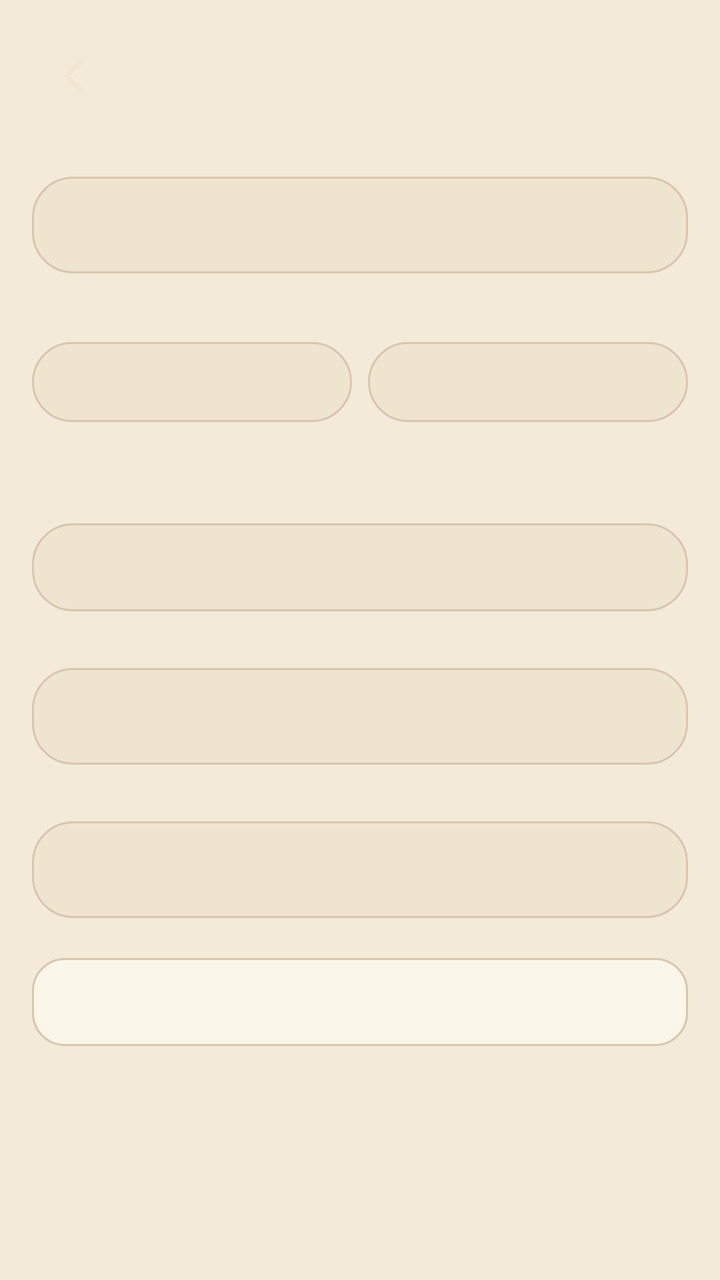
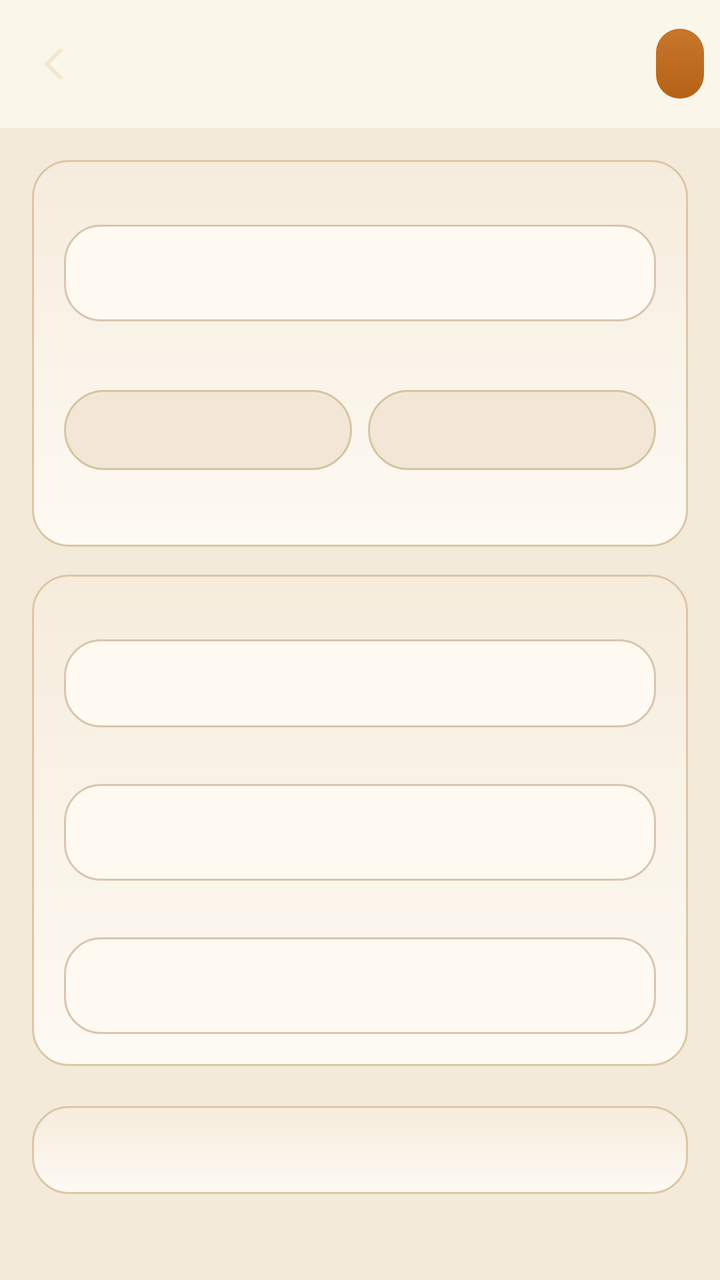

An Android layout rendered at two revisions. The XML below is the earlier revision; the diff shows what the commit changed to produce the second picture.
<!-- AndroidManifest.xml: application theme Theme.Tavern -->
<!-- res/layout/activity_profile.xml -->
<?xml version="1.0" encoding="utf-8"?>
<ScrollView xmlns:android="http://schemas.android.com/apk/res/android"
    android:layout_width="match_parent"
    android:layout_height="match_parent"
    android:background="@color/bg">

    <LinearLayout
        android:layout_width="match_parent"
        android:layout_height="wrap_content"
        android:orientation="vertical"
        android:padding="16dp">

        <LinearLayout
            android:layout_width="match_parent"
            android:layout_height="wrap_content"
            android:gravity="center_vertical"
            android:orientation="horizontal">

            <ImageButton
                android:id="@+id/btnBack"
                android:layout_width="44dp"
                android:layout_height="44dp"
                android:background="?attr/selectableItemBackgroundBorderless"
                android:contentDescription="back"
                android:src="@drawable/ic_back" />

            <TextView
                android:id="@+id/headerTitle"
                android:layout_width="0dp"
                android:layout_height="wrap_content"
                android:layout_weight="1"
                android:fontFamily="serif"
                android:textColor="@color/candle"
                android:textSize="16sp" />

            <TextView
                android:id="@+id/btnSave"
                android:layout_width="wrap_content"
                android:layout_height="wrap_content"
                android:padding="12dp"
                android:textColor="@color/candle" />
        </LinearLayout>

        <TextView android:id="@+id/lName" android:layout_width="match_parent" android:layout_height="wrap_content" android:layout_marginTop="12dp" android:textColor="@color/muted" android:textSize="12sp" />
        <EditText android:id="@+id/etName" android:layout_width="match_parent" android:layout_height="wrap_content" android:background="@drawable/bg_input" android:minHeight="44dp" android:padding="12dp" android:textColor="@color/ink" />

        <TextView android:id="@+id/lProvider" android:layout_width="match_parent" android:layout_height="wrap_content" android:layout_marginTop="12dp" android:textColor="@color/muted" android:textSize="12sp" />
        <LinearLayout android:layout_width="match_parent" android:layout_height="wrap_content" android:layout_marginTop="6dp" android:orientation="horizontal">
            <TextView android:id="@+id/btnOpenai" android:layout_width="0dp" android:layout_height="40dp" android:layout_marginEnd="8dp" android:layout_weight="1" android:background="@drawable/bg_chip" android:gravity="center" android:textColor="@color/ink" />
            <TextView android:id="@+id/btnClaude" android:layout_width="0dp" android:layout_height="40dp" android:layout_weight="1" android:background="@drawable/bg_chip" android:gravity="center" android:textColor="@color/ink" />
        </LinearLayout>

        <TextView android:id="@+id/providerHint" android:layout_width="match_parent" android:layout_height="wrap_content" android:layout_marginTop="6dp" android:textColor="@color/muted" android:textSize="12sp" />

        <TextView android:id="@+id/lEndpoint" android:layout_width="match_parent" android:layout_height="wrap_content" android:layout_marginTop="12dp" android:textColor="@color/muted" android:textSize="12sp" />
        <EditText android:id="@+id/etEndpoint" android:layout_width="match_parent" android:layout_height="wrap_content" android:background="@drawable/bg_input" android:inputType="textUri" android:minHeight="44dp" android:padding="12dp" android:textColor="@color/ink" android:textSize="13sp" />

        <TextView android:id="@+id/lModel" android:layout_width="match_parent" android:layout_height="wrap_content" android:layout_marginTop="12dp" android:textColor="@color/muted" android:textSize="12sp" />
        <EditText android:id="@+id/etModel" android:layout_width="match_parent" android:layout_height="wrap_content" android:background="@drawable/bg_input" android:minHeight="44dp" android:padding="12dp" android:textColor="@color/ink" />

        <TextView android:id="@+id/lKey" android:layout_width="match_parent" android:layout_height="wrap_content" android:layout_marginTop="12dp" android:textColor="@color/muted" android:textSize="12sp" />
        <EditText android:id="@+id/etKey" android:layout_width="match_parent" android:layout_height="wrap_content" android:background="@drawable/bg_input" android:inputType="textPassword" android:minHeight="44dp" android:padding="12dp" android:textColor="@color/ink" />

        <TextView android:id="@+id/btnDelete" android:layout_width="match_parent" android:layout_height="44dp" android:layout_marginTop="20dp" android:background="@drawable/bg_card" android:gravity="center" android:textColor="@color/wine" />
    </LinearLayout>
</ScrollView>
<!-- resources referenced by this layout -->
<resources>
  <color name="bg">#f3ead9</color>
  <color name="candle">#b56a1a</color>
  <color name="ink">#2a1d16</color>
  <color name="muted">#7a6554</color>
  <color name="wine">#8c3d3a</color>
  <!-- drawable bg_card (drawable) -->
  <?xml version="1.0" encoding="utf-8"?>
  <shape xmlns:android="http://schemas.android.com/apk/res/android">
      <solid android:color="@color/surface" />
      <corners android:radius="16dp" />
      <stroke android:width="1dp" android:color="@color/line" />
  </shape>
  <!-- drawable bg_chip (drawable) -->
  <?xml version="1.0" encoding="utf-8"?>
  <shape xmlns:android="http://schemas.android.com/apk/res/android">
      <solid android:color="@color/raised" />
      <corners android:radius="20dp" />
      <stroke android:width="1dp" android:color="@color/line" />
  </shape>
  <!-- drawable bg_input (drawable) -->
  <?xml version="1.0" encoding="utf-8"?>
  <shape xmlns:android="http://schemas.android.com/apk/res/android">
      <solid android:color="@color/raised" />
      <corners android:radius="20dp" />
      <stroke android:width="1dp" android:color="@color/line" />
  </shape>
  <!-- drawable ic_back (drawable) -->
  <?xml version="1.0" encoding="utf-8"?>
  <vector xmlns:android="http://schemas.android.com/apk/res/android" android:width="24dp" android:height="24dp" android:viewportWidth="24" android:viewportHeight="24">
      <path android:fillColor="#f3e6d0" android:pathData="M15.4,5.4L14,4l-8,8 8,8 1.4,-1.4L8.8,12z"/>
  </vector>
  <style name="Theme.Tavern" parent="Theme.Material3.DayNight.NoActionBar">
          <item name="colorPrimary">@color/candle</item>
          <item name="colorOnPrimary">@color/on_candle</item>
          <item name="colorPrimaryContainer">@color/raised</item>
          <item name="colorOnPrimaryContainer">@color/ink</item>
          <item name="colorSecondary">@color/wine</item>
          <item name="colorOnSecondary">@color/ink</item>
          <item name="colorSurface">@color/surface</item>
          <item name="colorOnSurface">@color/ink</item>
          <item name="android:statusBarColor">@color/bg</item>
          <item name="android:navigationBarColor">@color/surface</item>
          <item name="android:windowBackground">@color/bg</item>
          <item name="android:textColor">@color/ink</item>
          <item name="android:textColorPrimary">@color/ink</item>
          <item name="android:textColorSecondary">@color/muted</item>
          <item name="android:windowLightStatusBar">true</item>
          <item name="colorControlActivated">@color/candle</item>
          <item name="android:colorAccent">@color/candle</item>
      </style>
  <color name="surface">#fbf6ea</color>
  <color name="line">#d8c6ad</color>
  <color name="raised">#efe4d0</color>
  <color name="on_candle">#f3ead9</color>
</resources>

<!-- the commit's change to res/layout/activity_profile.xml (unified diff, before → after) -->
@@ -1,66 +1,95 @@
 <?xml version="1.0" encoding="utf-8"?>
-<ScrollView xmlns:android="http://schemas.android.com/apk/res/android"
+<LinearLayout xmlns:android="http://schemas.android.com/apk/res/android"
     android:layout_width="match_parent"
     android:layout_height="match_parent"
-    android:background="@color/bg">
+    android:background="@color/bg"
+    android:orientation="vertical">
 
     <LinearLayout
         android:layout_width="match_parent"
-        android:layout_height="wrap_content"
-        android:orientation="vertical"
-        android:padding="16dp">
+        android:layout_height="64dp"
+        android:background="@color/surface"
+        android:gravity="center_vertical"
+        android:orientation="horizontal"
+        android:paddingHorizontal="8dp">
+
+        <ImageButton
+            android:id="@+id/btnBack"
+            android:layout_width="40dp"
+            android:layout_height="40dp"
+            android:background="?attr/selectableItemBackgroundBorderless"
+            android:contentDescription="back"
+            android:src="@drawable/ic_back" />
+
+        <TextView
+            android:id="@+id/headerTitle"
+            android:layout_width="0dp"
+            android:layout_height="wrap_content"
+            android:layout_weight="1"
+            android:fontFamily="serif"
+            android:textColor="@color/candle"
+            android:textSize="17sp" />
+
+        <TextView
+            android:id="@+id/btnSave"
+            android:layout_width="wrap_content"
+            android:layout_height="wrap_content"
+            android:background="@drawable/bg_chip_on"
+            android:paddingHorizontal="12dp"
+            android:paddingVertical="8dp"
+            android:textColor="@color/on_candle" />
+    </LinearLayout>
+
+    <ScrollView
+        android:layout_width="match_parent"
+        android:layout_height="0dp"
+        android:layout_weight="1"
+        android:background="@color/bg">
 
         <LinearLayout
             android:layout_width="match_parent"
             android:layout_height="wrap_content"
-            android:gravity="center_vertical"
-            android:orientation="horizontal">
+            android:orientation="vertical"
+            android:padding="16dp">
 
-            <ImageButton
-                android:id="@+id/btnBack"
-                android:layout_width="44dp"
-                android:layout_height="44dp"
-                android:background="?attr/selectableItemBackgroundBorderless"
-                android:contentDescription="back"
-                android:src="@drawable/ic_back" />
+            <LinearLayout
+                android:layout_width="match_parent"
+                android:layout_height="wrap_content"
+                android:background="@drawable/bg_card"
+                android:orientation="vertical"
+                android:padding="16dp">
 
-            <TextView
-                android:id="@+id/headerTitle"
-                android:layout_width="0dp"
+                <TextView android:id="@+id/lName" android:layout_width="match_parent" android:layout_height="wrap_content" android:textColor="@color/muted" android:textSize="12sp" />
+                <EditText android:id="@+id/etName" android:layout_width="match_parent" android:layout_height="wrap_content" android:background="@drawable/bg_input" android:minHeight="44dp" android:padding="12dp" android:textColor="@color/ink" />
+
+                <TextView android:id="@+id/lProvider" android:layout_width="match_parent" android:layout_height="wrap_content" android:layout_marginTop="12dp" android:textColor="@color/muted" android:textSize="12sp" />
+                <LinearLayout android:layout_width="match_parent" android:layout_height="wrap_content" android:layout_marginTop="6dp" android:orientation="horizontal">
+                    <TextView android:id="@+id/btnOpenai" android:layout_width="0dp" android:layout_height="40dp" android:layout_marginEnd="8dp" android:layout_weight="1" android:background="@drawable/bg_chip" android:gravity="center" android:textColor="@color/ink" />
+                    <TextView android:id="@+id/btnClaude" android:layout_width="0dp" android:layout_height="40dp" android:layout_weight="1" android:background="@drawable/bg_chip" android:gravity="center" android:textColor="@color/ink" />
+                </LinearLayout>
+
+                <TextView android:id="@+id/providerHint" android:layout_width="match_parent" android:layout_height="wrap_content" android:layout_marginTop="6dp" android:textColor="@color/muted" android:textSize="12sp" />
+            </LinearLayout>
+
+            <LinearLayout
+                android:layout_width="match_parent"
                 android:layout_height="wrap_content"
-                android:layout_weight="1"
-                android:fontFamily="serif"
-                android:textColor="@color/candle"
-                android:textSize="16sp" />
+                android:layout_marginTop="14dp"
+                android:background="@drawable/bg_card"
+                android:orientation="vertical"
+                android:padding="16dp">
 
-            <TextView
-                android:id="@+id/btnSave"
-                android:layout_width="wrap_content"
-                android:layout_height="wrap_content"
-                android:padding="12dp"
-                android:textColor="@color/candle" />
+                <TextView android:id="@+id/lEndpoint" android:layout_width="match_parent" android:layout_height="wrap_content" android:textColor="@color/muted" android:textSize="12sp" />
+                <EditText android:id="@+id/etEndpoint" android:layout_width="match_parent" android:layout_height="wrap_content" android:background="@drawable/bg_input" android:inputType="textUri" android:minHeight="44dp" android:padding="12dp" android:textColor="@color/ink" android:textSize="13sp" />
+
+                <TextView android:id="@+id/lModel" android:layout_width="match_parent" android:layout_height="wrap_content" android:layout_marginTop="12dp" android:textColor="@color/muted" android:textSize="12sp" />
+                <EditText android:id="@+id/etModel" android:layout_width="match_parent" android:layout_height="wrap_content" android:background="@drawable/bg_input" android:minHeight="44dp" android:padding="12dp" android:textColor="@color/ink" />
+
+                <TextView android:id="@+id/lKey" android:layout_width="match_parent" android:layout_height="wrap_content" android:layout_marginTop="12dp" android:textColor="@color/muted" android:textSize="12sp" />
+                <EditText android:id="@+id/etKey" android:layout_width="match_parent" android:layout_height="wrap_content" android:background="@drawable/bg_input" android:inputType="textPassword" android:minHeight="44dp" android:padding="12dp" android:textColor="@color/ink" />
+            </LinearLayout>
+
+            <TextView android:id="@+id/btnDelete" android:layout_width="match_parent" android:layout_height="44dp" android:layout_marginTop="20dp" android:background="@drawable/bg_card" android:gravity="center" android:textColor="@color/wine" />
         </LinearLayout>
-
-        <TextView android:id="@+id/lName" android:layout_width="match_parent" android:layout_height="wrap_content" android:layout_marginTop="12dp" android:textColor="@color/muted" android:textSize="12sp" />
-        <EditText android:id="@+id/etName" android:layout_width="match_parent" android:layout_height="wrap_content" android:background="@drawable/bg_input" android:minHeight="44dp" android:padding="12dp" android:textColor="@color/ink" />
-
-        <TextView android:id="@+id/lProvider" android:layout_width="match_parent" android:layout_height="wrap_content" android:layout_marginTop="12dp" android:textColor="@color/muted" android:textSize="12sp" />
-        <LinearLayout android:layout_width="match_parent" android:layout_height="wrap_content" android:layout_marginTop="6dp" android:orientation="horizontal">
-            <TextView android:id="@+id/btnOpenai" android:layout_width="0dp" android:layout_height="40dp" android:layout_marginEnd="8dp" android:layout_weight="1" android:background="@drawable/bg_chip" android:gravity="center" android:textColor="@color/ink" />
-            <TextView android:id="@+id/btnClaude" android:layout_width="0dp" android:layout_height="40dp" android:layout_weight="1" android:background="@drawable/bg_chip" android:gravity="center" android:textColor="@color/ink" />
-        </LinearLayout>
-
-        <TextView android:id="@+id/providerHint" android:layout_width="match_parent" android:layout_height="wrap_content" android:layout_marginTop="6dp" android:textColor="@color/muted" android:textSize="12sp" />
-
-        <TextView android:id="@+id/lEndpoint" android:layout_width="match_parent" android:layout_height="wrap_content" android:layout_marginTop="12dp" android:textColor="@color/muted" android:textSize="12sp" />
-        <EditText android:id="@+id/etEndpoint" android:layout_width="match_parent" android:layout_height="wrap_content" android:background="@drawable/bg_input" android:inputType="textUri" android:minHeight="44dp" android:padding="12dp" android:textColor="@color/ink" android:textSize="13sp" />
-
-        <TextView android:id="@+id/lModel" android:layout_width="match_parent" android:layout_height="wrap_content" android:layout_marginTop="12dp" android:textColor="@color/muted" android:textSize="12sp" />
-        <EditText android:id="@+id/etModel" android:layout_width="match_parent" android:layout_height="wrap_content" android:background="@drawable/bg_input" android:minHeight="44dp" android:padding="12dp" android:textColor="@color/ink" />
-
-        <TextView android:id="@+id/lKey" android:layout_width="match_parent" android:layout_height="wrap_content" android:layout_marginTop="12dp" android:textColor="@color/muted" android:textSize="12sp" />
-        <EditText android:id="@+id/etKey" android:layout_width="match_parent" android:layout_height="wrap_content" android:background="@drawable/bg_input" android:inputType="textPassword" android:minHeight="44dp" android:padding="12dp" android:textColor="@color/ink" />
-
-        <TextView android:id="@+id/btnDelete" android:layout_width="match_parent" android:layout_height="44dp" android:layout_marginTop="20dp" android:background="@drawable/bg_card" android:gravity="center" android:textColor="@color/wine" />
-    </LinearLayout>
-</ScrollView>
+    </ScrollView>
+</LinearLayout>
<!-- resource entries referenced after the edit -->
@@ -8,23 +8,35 @@
   <!-- drawable bg_card (drawable) -->
   <?xml version="1.0" encoding="utf-8"?>
   <shape xmlns:android="http://schemas.android.com/apk/res/android">
-      <solid android:color="@color/surface" />
-      <corners android:radius="16dp" />
-      <stroke android:width="1dp" android:color="@color/line" />
+      <gradient
+          android:angle="90"
+          android:endColor="#f6ecdc"
+          android:startColor="#fdfaf4" />
+      <corners android:radius="18dp" />
+      <stroke android:width="1dp" android:color="#dcc7a5" />
   </shape>
   <!-- drawable bg_chip (drawable) -->
   <?xml version="1.0" encoding="utf-8"?>
   <shape xmlns:android="http://schemas.android.com/apk/res/android">
-      <solid android:color="@color/raised" />
+      <solid android:color="#f2e7d6" />
       <corners android:radius="20dp" />
-      <stroke android:width="1dp" android:color="@color/line" />
+      <stroke android:width="1dp" android:color="#d7c4a0" />
+  </shape>
+  <!-- drawable bg_chip_on (drawable) -->
+  <?xml version="1.0" encoding="utf-8"?>
+  <shape xmlns:android="http://schemas.android.com/apk/res/android">
+      <gradient
+          android:angle="90"
+          android:endColor="#c7762d"
+          android:startColor="#b56217" />
+      <corners android:radius="20dp" />
   </shape>
   <!-- drawable bg_input (drawable) -->
   <?xml version="1.0" encoding="utf-8"?>
   <shape xmlns:android="http://schemas.android.com/apk/res/android">
-      <solid android:color="@color/raised" />
-      <corners android:radius="20dp" />
-      <stroke android:width="1dp" android:color="@color/line" />
+      <solid android:color="#fffaf1" />
+      <corners android:radius="18dp" />
+      <stroke android:width="1dp" android:color="#d8c6ad" />
   </shape>
   <!-- drawable ic_back (drawable) -->
   <?xml version="1.0" encoding="utf-8"?>
@@ -51,7 +63,6 @@
           <item name="android:colorAccent">@color/candle</item>
       </style>
   <color name="surface">#fbf6ea</color>
-  <color name="line">#d8c6ad</color>
   <color name="raised">#efe4d0</color>
   <color name="on_candle">#f3ead9</color>
 </resources>
